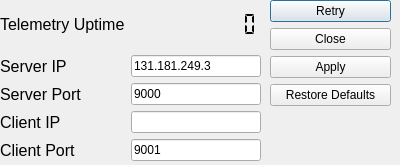
Old version of the form gcs/ui/wificomms.ui in the repository lijian8/ahns10.
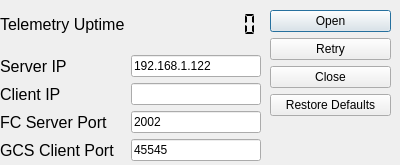
New version of the form.

Commit message: Telemetry for state_t struct implemented, AH will update when connected to server, need to really check the safety of the UDP link

```diff
--- a/gcs/ui/wificomms.ui
+++ b/gcs/ui/wificomms.ui
@@ -23,7 +23,7 @@
     </rect>
    </property>
    <layout class="QGridLayout" name="gridLayout_2">
-    <item row="2" column="0">
+    <item row="3" column="0">
      <widget class="QLabel" name="label_2">
       <property name="font">
        <font>
@@ -33,62 +33,14 @@
        </font>
       </property>
       <property name="text">
-       <string>Server Port</string>
+       <string>FC Server Port</string>
       </property>
      </widget>
     </item>
-    <item row="2" column="1">
-     <widget class="QLineEdit" name="serverPortlineEdit">
-      <property name="text">
-       <string>9000</string>
-      </property>
-     </widget>
-    </item>
-    <item row="1" column="1">
+    <item row="1" column="2">
      <widget class="QLineEdit" name="serverIPlineEdit">
       <property name="text">
-       <string>131.181.249.3</string>
-      </property>
-     </widget>
-    </item>
-    <item row="3" column="1">
-     <widget class="QLineEdit" name="clientIPlineEdit">
-      <property name="text">
-       <string/>
-      </property>
-      <property name="readOnly">
-       <bool>true</bool>
-      </property>
-     </widget>
-    </item>
-    <item row="3" column="0">
-     <widget class="QLabel" name="label_3">
-      <property name="font">
-       <font>
-        <pointsize>12</pointsize>
-       </font>
-      </property>
-      <property name="text">
-       <string>Client IP</string>
-      </property>
-     </widget>
-    </item>
-    <item row="4" column="0">
-     <widget class="QLabel" name="label_4">
-      <property name="font">
-       <font>
-        <pointsize>12</pointsize>
-       </font>
-      </property>
-      <property name="text">
-       <string>Client Port</string>
-      </property>
-     </widget>
-    </item>
-    <item row="4" column="1">
-     <widget class="QLineEdit" name="clientPortlineEdit">
-      <property name="text">
-       <string>9001</string>
+       <string>192.168.1.122</string>
       </property>
      </widget>
     </item>
@@ -106,7 +58,7 @@
       </property>
      </widget>
     </item>
-    <item row="0" column="1">
+    <item row="0" column="2">
      <widget class="QLCDNumber" name="uptimelcdNumber">
       <property name="frameShape">
        <enum>QFrame::NoFrame</enum>
@@ -136,22 +88,70 @@
       </property>
      </widget>
     </item>
+    <item row="2" column="0">
+     <widget class="QLabel" name="label_3">
+      <property name="font">
+       <font>
+        <pointsize>12</pointsize>
+       </font>
+      </property>
+      <property name="text">
+       <string>Client IP</string>
+      </property>
+     </widget>
+    </item>
+    <item row="2" column="2">
+     <widget class="QLineEdit" name="clientIPlineEdit">
+      <property name="text">
+       <string/>
+      </property>
+      <property name="readOnly">
+       <bool>true</bool>
+      </property>
+     </widget>
+    </item>
+    <item row="4" column="0">
+     <widget class="QLabel" name="label_4">
+      <property name="font">
+       <font>
+        <pointsize>12</pointsize>
+       </font>
+      </property>
+      <property name="text">
+       <string>GCS Client Port</string>
+      </property>
+     </widget>
+    </item>
+    <item row="4" column="2">
+     <widget class="QLineEdit" name="clientPortlineEdit">
+      <property name="text">
+       <string>45545</string>
+      </property>
+     </widget>
+    </item>
+    <item row="3" column="2">
+     <widget class="QLineEdit" name="serverPortlineEdit">
+      <property name="text">
+       <string>2002</string>
+      </property>
+     </widget>
+    </item>
    </layout>
   </widget>
   <widget class="QDialogButtonBox" name="connectionbuttonBox">
    <property name="geometry">
     <rect>
      <x>270</x>
-     <y>0</y>
+     <y>10</y>
      <width>121</width>
-     <height>161</height>
+     <height>151</height>
     </rect>
    </property>
    <property name="orientation">
     <enum>Qt::Vertical</enum>
    </property>
    <property name="standardButtons">
-    <set>QDialogButtonBox::Apply|QDialogButtonBox::Close|QDialogButtonBox::RestoreDefaults|QDialogButtonBox::Retry</set>
+    <set>QDialogButtonBox::Close|QDialogButtonBox::Open|QDialogButtonBox::RestoreDefaults|QDialogButtonBox::Retry</set>
    </property>
    <property name="centerButtons">
     <bool>false</bool>
```
The commit also changes 15 other files.
